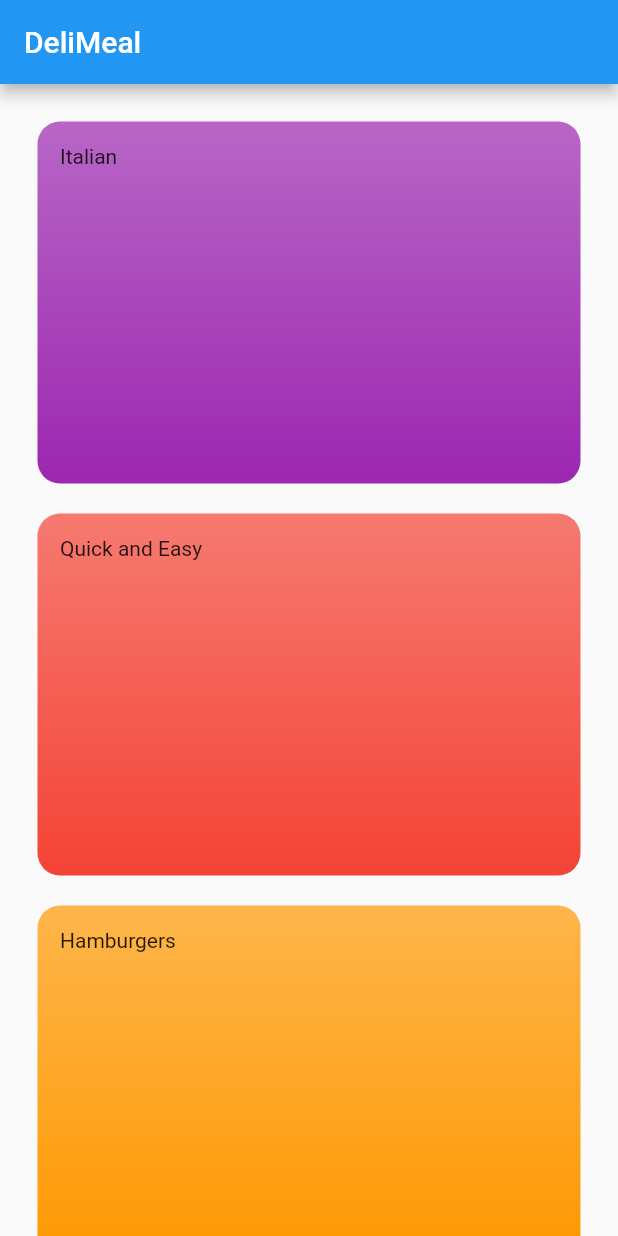
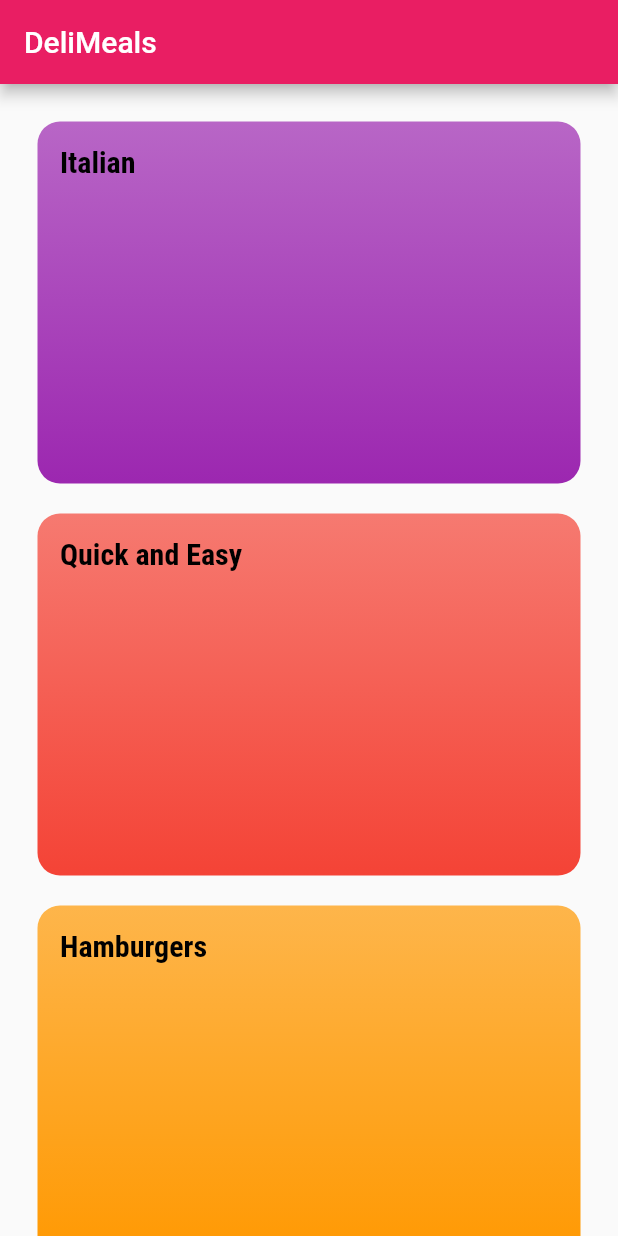
Before and after one commit to danicamiranda24/Meals_App, a Flutter app: the screen it shows after launch, on a phone screen of 412 x 824 dp. Run offline on Flutter 3.47's test engine with Material 2 defaults, Android fonts, the phone set to English and light mode, and no system bars.

Commit message:
Third Commit

```diff
--- a/lib/categories_screen.dart
+++ b/lib/categories_screen.dart
@@ -7,7 +7,7 @@ class CategoriesScreen extends StatelessWidget {
   Widget build(BuildContext context) {
     return Scaffold(
       appBar: AppBar(
-        title: const Text('DeliMeal'),
+        title: const Text('DeliMeals'),
       ),
       body: GridView(
         padding: const EdgeInsets.all(25),
@@ -18,7 +18,8 @@ class CategoriesScreen extends StatelessWidget {
             mainAxisSpacing: 20),
         children: DUMMY_CATEGORIES
             .map(
-              (catData) => CategoryItem(catData.title, catData.color),
+              (catData) =>
+                  CategoryItem(catData.id, catData.title, catData.color),
             )
             .toList(),
       ),
--- a/lib/category_item.dart
+++ b/lib/category_item.dart
@@ -1,27 +1,47 @@
+import './category_meals_screen.dart';
 import 'package:flutter/material.dart';
 
 class CategoryItem extends StatelessWidget {
-  final String title;
-  final Color color;
+  final String _id;
+  final String _title;
+  final Color _color;
 
-  CategoryItem(this.title, this.color);
+  CategoryItem(this._id, this._title, this._color);
+
+  void selectCategory(BuildContext ctx) {
+    Navigator.of(ctx).push(
+      MaterialPageRoute(
+        builder: ((_) {
+          return CategoryMealsScreen(_id, _title);
+        }),
+      ),
+    );
+  }
 
   @override
   Widget build(BuildContext context) {
-    return Container(
+    return InkWell(
+      onTap: () => selectCategory(context),
+      splashColor: Theme.of(context).primaryColor,
+      borderRadius: BorderRadius.circular(15),
+      child: Container(
         padding: const EdgeInsets.all(15),
-      child: Text(title),
+        child: Text(
+          _title,
+          style: Theme.of(context).textTheme.subtitle1,
+        ),
         decoration: BoxDecoration(
           gradient: LinearGradient(
             colors: [
-            color.withOpacity(0.7),
-            color,
+              _color.withOpacity(0.7),
+              _color,
             ],
             begin: Alignment.topLeft,
             end: Alignment.bottomLeft,
           ),
           borderRadius: BorderRadius.circular(15),
         ),
+      ),
     );
   }
 }
--- a/lib/main.dart
+++ b/lib/main.dart
@@ -4,12 +4,29 @@ import 'categories_screen.dart';
 void main() => runApp(MyApp());
 
 class MyApp extends StatelessWidget {
+  final ThemeData theme = ThemeData();
   @override
   Widget build(BuildContext context) {
     return MaterialApp(
       title: 'DeliMeals',
-      theme: ThemeData(
-        primarySwatch: Colors.blue,
+      theme: ThemeData(fontFamily: 'Verdana').copyWith(
+        colorScheme: theme.colorScheme
+            .copyWith(primary: Colors.pink, secondary: Colors.amber),
+        canvasColor: const Color.fromRGBO(255, 254, 299, 1),
+        textTheme: ThemeData.light().textTheme.copyWith(
+              bodyText1: TextStyle(
+                color: const Color.fromRGBO(20, 51, 51, 1),
+              ),
+              bodyText2: TextStyle(
+                color: const Color.fromRGBO(20, 51, 51, 1),
+              ),
+              subtitle1: TextStyle(
+                fontSize: 20,
+                fontFamily: 'RobotoCondensed',
+                fontWeight: FontWeight.bold,
+                color: Colors.black,
+              ),
+            ),
       ),
       home: CategoriesScreen(),
     );
```
Also changed, not shown: lib/category_meals_screen.dart (added, +19 -0 lines), pubspec.yaml (+18 -7 lines), assets/fonts/Raleway-Black.ttf (added), assets/fonts/Raleway-Bold.ttf (added), assets/fonts/Raleway-Regular.ttf (added), assets/fonts/RobotoCondensed-Bold.ttf (added), assets/fonts/RobotoCondensed-Italic.ttf (added), assets/fonts/RobotoCondensed-Light.ttf (added), assets/fonts/RobotoCondensed-Regular.ttf (added), 1 other file. Lines whose indentation alone changed are shown as unchanged.
